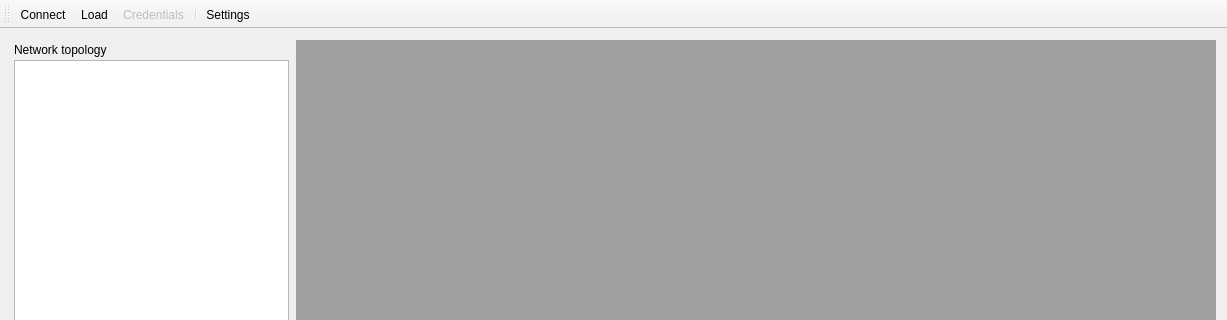
The window that Forms/MainWindow.ui (TarlogicSecurity/PLCTool) describes before a commit, drawn with Qt 5; both pictures show x 0 to 1227 and y 0 to 320 of the 1227 by 669 pixel window.
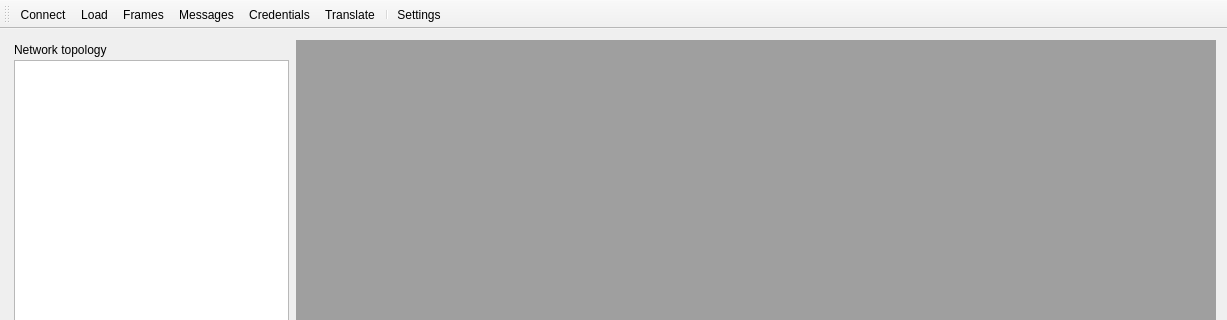
The same window after the commit. Icons and pictures are not drawn.

The edit to the form file:
```diff
--- a/Forms/MainWindow.ui
+++ b/Forms/MainWindow.ui
@@ -89,6 +89,9 @@
    </property>
   </widget>
   <widget class="QToolBar" name="mainToolBar">
+   <property name="enabled">
+    <bool>true</bool>
+   </property>
    <property name="toolButtonStyle">
     <enum>Qt::ToolButtonTextUnderIcon</enum>
    </property>
@@ -100,7 +103,10 @@
    </attribute>
    <addaction name="actionConnect"/>
    <addaction name="actionLoad"/>
+   <addaction name="actionFrame_logger"/>
+   <addaction name="actionMessage_logger"/>
    <addaction name="actionCredentials"/>
+   <addaction name="actionDLMS_Translator"/>
    <addaction name="separator"/>
    <addaction name="actionSettings"/>
   </widget>
@@ -131,7 +137,7 @@
   </action>
   <action name="actionCredentials">
    <property name="enabled">
-    <bool>false</bool>
+    <bool>true</bool>
    </property>
    <property name="icon">
     <iconset resource="../icons.qrc">
@@ -150,6 +156,42 @@
     <string>Load</string>
    </property>
   </action>
+  <action name="actionFrame_logger">
+   <property name="checkable">
+    <bool>true</bool>
+   </property>
+   <property name="icon">
+    <iconset resource="../icons.qrc">
+     <normaloff>:/Icons/frames.png</normaloff>:/Icons/frames.png</iconset>
+   </property>
+   <property name="text">
+    <string>Frames</string>
+   </property>
+  </action>
+  <action name="actionMessage_logger">
+   <property name="checkable">
+    <bool>true</bool>
+   </property>
+   <property name="icon">
+    <iconset resource="../icons.qrc">
+     <normaloff>:/Icons/messages.png</normaloff>:/Icons/messages.png</iconset>
+   </property>
+   <property name="text">
+    <string>Messages</string>
+   </property>
+  </action>
+  <action name="actionDLMS_Translator">
+   <property name="checkable">
+    <bool>true</bool>
+   </property>
+   <property name="icon">
+    <iconset resource="../icons.qrc">
+     <normaloff>:/Icons/file-xml.png</normaloff>:/Icons/file-xml.png</iconset>
+   </property>
+   <property name="text">
+    <string>Translate</string>
+   </property>
+  </action>
  </widget>
  <layoutdefault spacing="6" margin="11"/>
  <resources>
```
Left out of the diff: 11 changed lines with no effect on the pictures.
